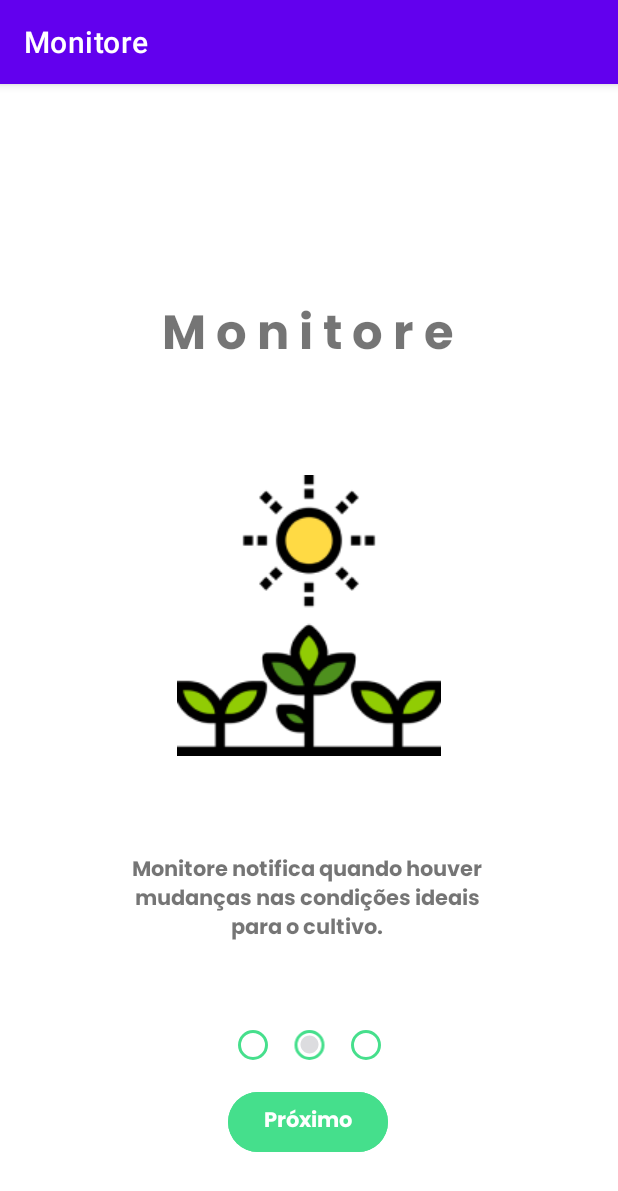
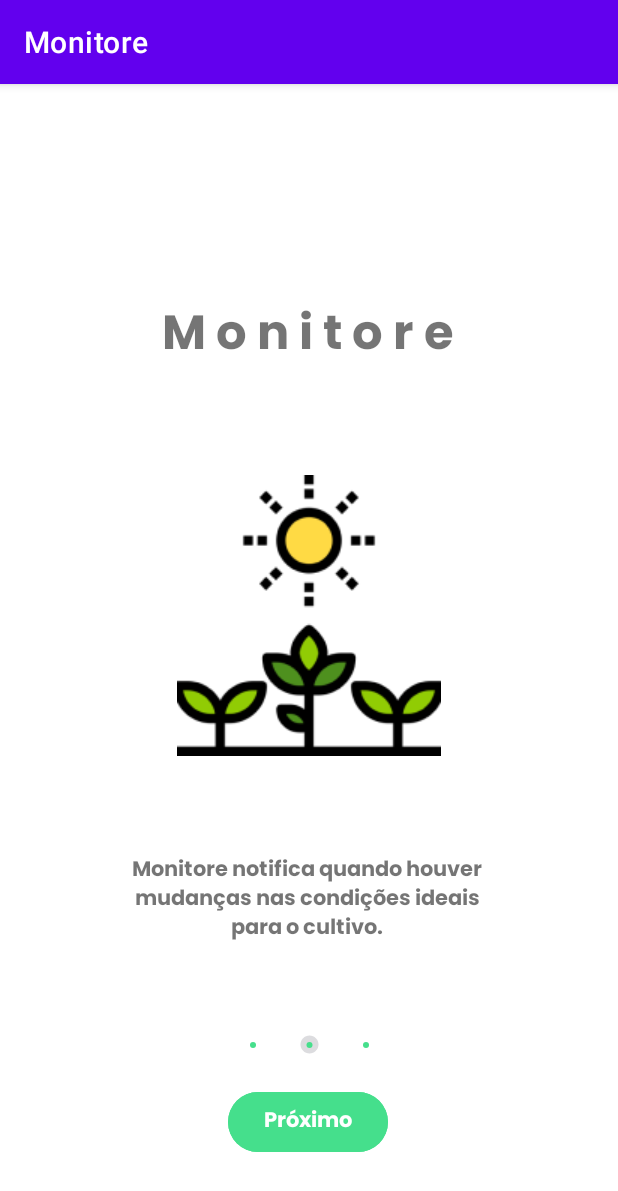
Before and after one commit to ConceicaoNeves/Monitore, an Android app: the Tutorial2Activity screen opened directly, with no data from a screen before it, on a phone screen of 412 x 824 dp. Shown: the top 1191 px of the screen. Run offline under Robolectric (Android 15) with nearby library versions, the phone set to English and light mode, and no system bars.

Commit message:
update widgets seekbar

```diff
--- a/app/src/main/res/layout/activity_tutorial2.xml
+++ b/app/src/main/res/layout/activity_tutorial2.xml
@@ -67,13 +67,11 @@
         android:layout_marginBottom="8dp"
         android:max="2"
         android:progress="1"
-        android:progressBackgroundTint="#FFFFFF"
-        android:progressBackgroundTintMode="add"
-        android:progressTint="#FFFFFF"
+        android:progressBackgroundTint="#00000000"
+        android:progressTint="#0046DF8C"
         android:thumbTint="#61A2A2AA"
         app:layout_constraintBottom_toTopOf="@+id/button3"
         app:layout_constraintEnd_toEndOf="parent"
         app:layout_constraintStart_toStartOf="parent"
-        app:tickMark="?android:attr/listChoiceIndicatorSingle"
         app:tickMarkTint="#46DF8C" />
 </androidx.constraintlayout.widget.ConstraintLayout>
--- a/app/src/main/res/layout/activity_tutorial3.xml
+++ b/app/src/main/res/layout/activity_tutorial3.xml
@@ -67,13 +67,11 @@
         android:layout_marginBottom="8dp"
         android:max="2"
         android:progress="2"
-        android:progressBackgroundTint="#FFFFFF"
-        android:progressBackgroundTintMode="add"
-        android:progressTint="#FFFFFF"
+        android:progressBackgroundTint="#00000000"
+        android:progressTint="#0046DF8C"
         android:thumbTint="#61A2A2AA"
         app:layout_constraintBottom_toTopOf="@+id/button4"
         app:layout_constraintEnd_toEndOf="parent"
         app:layout_constraintStart_toStartOf="parent"
-        app:tickMark="?android:attr/listChoiceIndicatorSingle"
         app:tickMarkTint="#46DF8C" />
 </androidx.constraintlayout.widget.ConstraintLayout>
--- a/app/src/main/res/layout/tutorial1.xml
+++ b/app/src/main/res/layout/tutorial1.xml
@@ -67,14 +67,12 @@
         android:layout_marginBottom="8dp"
         android:max="2"
         android:progress="0"
-        android:progressBackgroundTint="#FFFFFF"
-        android:progressBackgroundTintMode="add"
+        android:progressBackgroundTint="#00000000"
         android:progressTint="#46DF8C"
         android:thumbTint="#61A2A2AA"
         app:layout_constraintBottom_toTopOf="@+id/button2"
         app:layout_constraintEnd_toEndOf="parent"
         app:layout_constraintStart_toStartOf="parent"
-        app:tickMark="?android:attr/listChoiceIndicatorSingle"
         app:tickMarkTint="#46DF8C" />
 
 </androidx.constraintlayout.widget.ConstraintLayout>
```
